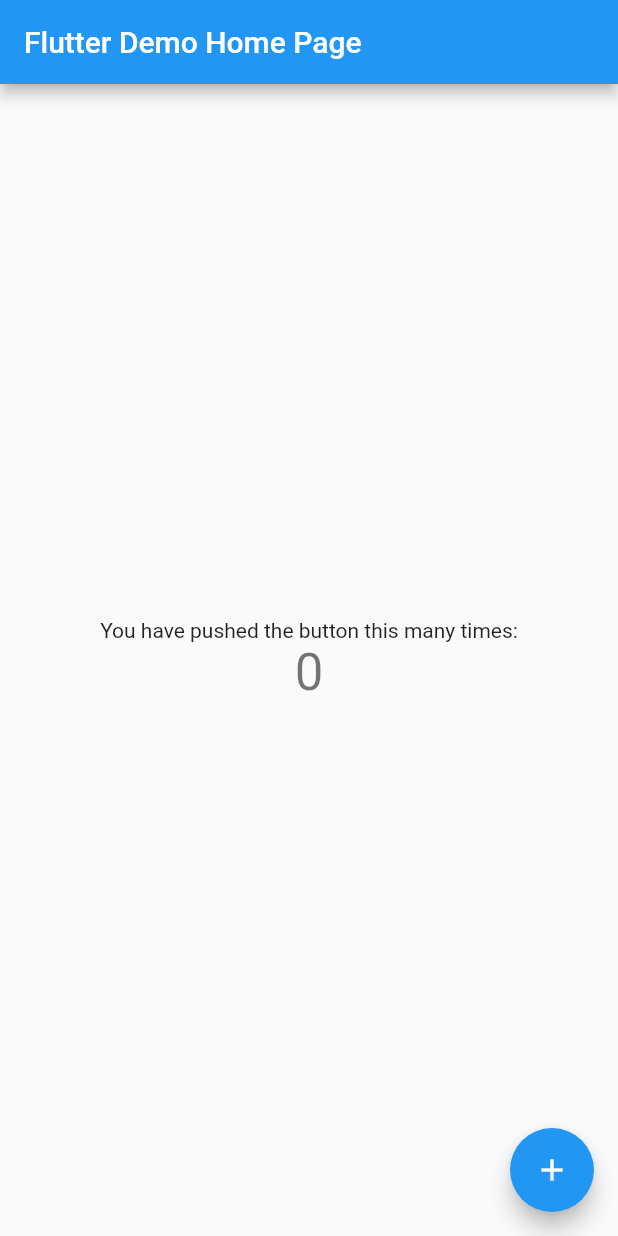
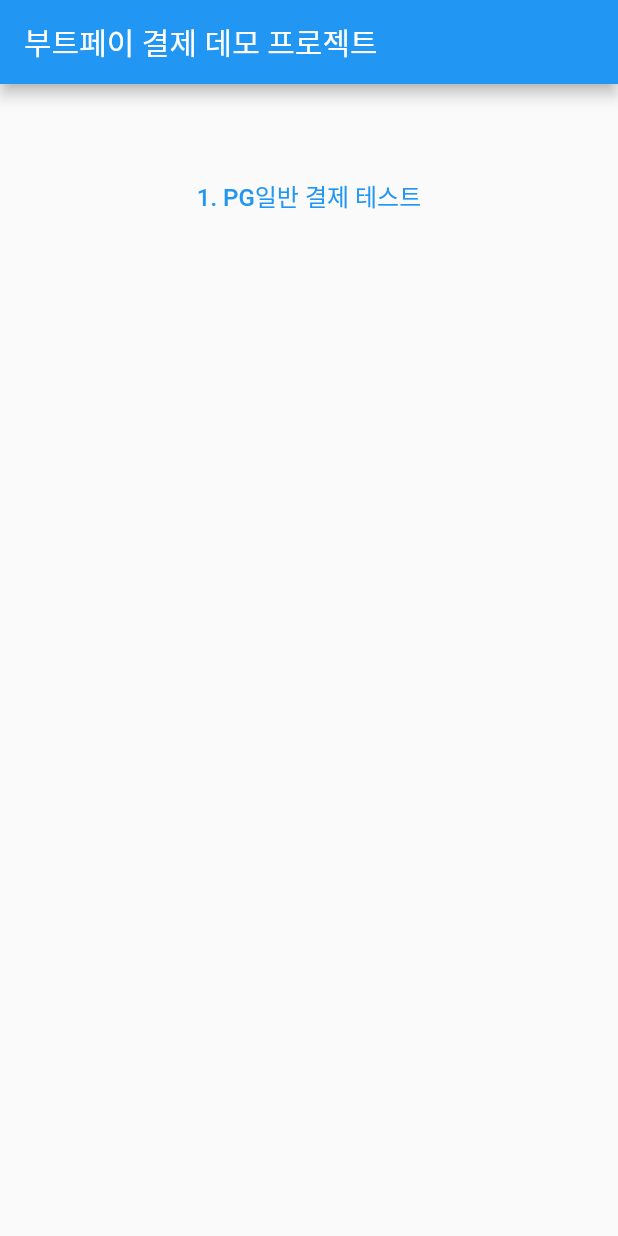
Before and after one commit to chihyeonwon/Flutter-Pay, a Flutter app: the screen it shows after launch, on a phone screen of 412 x 824 dp. Run offline on Flutter 3.47's test engine with Material 2 defaults, Android fonts, the light colour scheme and no system bars; our stand-ins replace get; missing offline and left inert: bootpay.

Commit message:
PG일반 카드 결제 테스트 버튼 추가

```diff
--- a/lib/main.dart
+++ b/lib/main.dart
@@ -1,45 +1,31 @@
 import 'package:flutter/material.dart';
+import 'package:get/get.dart';
+
+import 'default_payment.dart';
+
 
 void main() {
   runApp(const MyApp());
 }
 
 class MyApp extends StatelessWidget {
-  const MyApp({super.key});
+  const MyApp({Key? key}) : super(key: key);
 
   // This widget is the root of your application.
   @override
   Widget build(BuildContext context) {
-    return MaterialApp(
+    return GetMaterialApp(
       title: 'Flutter Demo',
       theme: ThemeData(
-        // This is the theme of your application.
-        //
-        // Try running your application with "flutter run". You'll see the
-        // application has a blue toolbar. Then, without quitting the app, try
-        // changing the primarySwatch below to Colors.green and then invoke
-        // "hot reload" (press "r" in the console where you ran "flutter run",
-        // or simply save your changes to "hot reload" in a Flutter IDE).
-        // Notice that the counter didn't reset back to zero; the application
-        // is not restarted.
         primarySwatch: Colors.blue,
       ),
-      home: const MyHomePage(title: 'Flutter Demo Home Page'),
+      home: const MyHomePage(title: '부트페이 결제 데모 프로젝트'),
     );
   }
 }
 
 class MyHomePage extends StatefulWidget {
-  const MyHomePage({super.key, required this.title});
-
-  // This widget is the home page of your application. It is stateful, meaning
-  // that it has a State object (defined below) that contains fields that affect
-  // how it looks.
-
-  // This class is the configuration for the state. It holds the values (in this
-  // case the title) provided by the parent (in this case the App widget) and
-  // used by the build method of the State. Fields in a Widget subclass are
-  // always marked "final".
+  const MyHomePage({Key? key, required this.title}) : super(key: key);
 
   final String title;
 
@@ -48,68 +34,27 @@
 }
 
 class _MyHomePageState extends State<MyHomePage> {
-  int _counter = 0;
 
-  void _incrementCounter() {
-    setState(() {
-      // This call to setState tells the Flutter framework that something has
-      // changed in this State, which causes it to rerun the build method below
-      // so that the display can reflect the updated values. If we changed
-      // _counter without calling setState(), then the build method would not be
-      // called again, and so nothing would appear to happen.
-      _counter++;
-    });
-  }
 
   @override
   Widget build(BuildContext context) {
-    // This method is rerun every time setState is called, for instance as done
-    // by the _incrementCounter method above.
-    //
-    // The Flutter framework has been optimized to make rerunning build methods
-    // fast, so that you can just rebuild anything that needs updating rather
-    // than having to individually change instances of widgets.
     return Scaffold(
       appBar: AppBar(
-        // Here we take the value from the MyHomePage object that was created by
-        // the App.build method, and use it to set our appbar title.
         title: Text(widget.title),
       ),
       body: Center(
-        // Center is a layout widget. It takes a single child and positions it
-        // in the middle of the parent.
-        child: Column(
-          // Column is also a layout widget. It takes a list of children and
-          // arranges them vertically. By default, it sizes itself to fit its
-          // children horizontally, and tries to be as tall as its parent.
-          //
-          // Invoke "debug painting" (press "p" in the console, choose the
-          // "Toggle Debug Paint" action from the Flutter Inspector in Android
-          // Studio, or the "Toggle Debug Paint" command in Visual Studio Code)
-          // to see the wireframe for each widget.
-          //
-          // Column has various properties to control how it sizes itself and
-          // how it positions its children. Here we use mainAxisAlignment to
-          // center the children vertically; the main axis here is the vertical
-          // axis because Columns are vertical (the cross axis would be
-          // horizontal).
-          mainAxisAlignment: MainAxisAlignment.center,
-          children: <Widget>[
-            const Text(
-              'You have pushed the button this many times:',
-            ),
-            Text(
-              '$_counter',
-              style: Theme.of(context).textTheme.headline4,
-            ),
-          ],
+        child: Padding(
+          padding: const EdgeInsets.symmetric(vertical: 50.0),
+          child: Column(
+            children: [
+              TextButton(
+                  onPressed: () => Get.to(DefaultPayment()),
+                  child: const Text('1. PG일반 결제 테스트', style: TextStyle(fontSize: 16.0))
+              ),
+            ],
+          ),
         ),
       ),
-      floatingActionButton: FloatingActionButton(
-        onPressed: _incrementCounter,
-        tooltip: 'Increment',
-        child: const Icon(Icons.add),
-      ), // This trailing comma makes auto-formatting nicer for build methods.
     );
   }
 }
```
